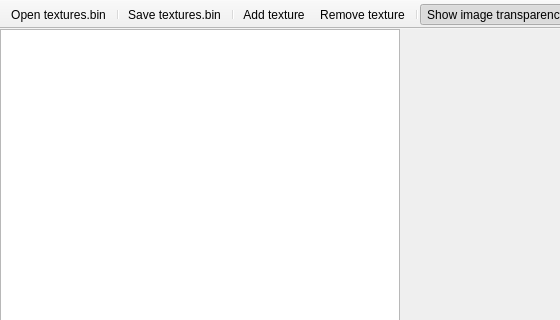
Old version of the form apps/MetroTEX/ui/mainwindow.ui in the repository NicksWorld/MetroTools; both pictures show x 0 to 560 and y 0 to 320 of the 1064 by 660 pixel window.
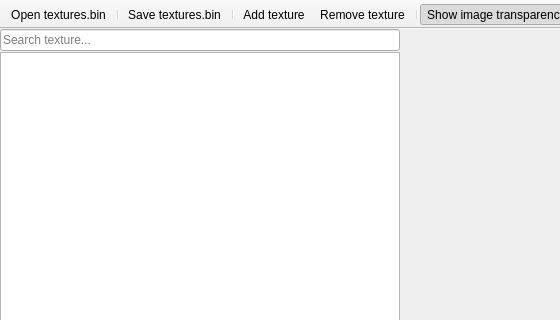
New version of the form. Icons and pictures are not drawn.

Commit message: * renamed MetroEX_QT to just MetroEX + added search to MetroTEX * fixed copy-paste for QtObjectPropertyBrowser

Diff of the .ui file:
```diff
--- a/apps/MetroTEX/ui/mainwindow.ui
+++ b/apps/MetroTEX/ui/mainwindow.ui
@@ -38,9 +38,9 @@
       <property name="childrenCollapsible">
        <bool>false</bool>
       </property>
-      <widget class="QListWidget" name="lstTextures">
+      <widget class="QWidget" name="panelList" native="true">
        <property name="sizePolicy">
-        <sizepolicy hsizetype="Preferred" vsizetype="Expanding">
+        <sizepolicy hsizetype="Expanding" vsizetype="Expanding">
          <horstretch>0</horstretch>
          <verstretch>0</verstretch>
         </sizepolicy>
@@ -57,9 +57,49 @@
          <height>16777215</height>
         </size>
        </property>
-       <property name="editTriggers">
-        <set>QAbstractItemView::NoEditTriggers</set>
-       </property>
+       <layout class="QVBoxLayout" name="verticalLayout">
+        <property name="spacing">
+         <number>1</number>
+        </property>
+        <property name="leftMargin">
+         <number>0</number>
+        </property>
+        <property name="topMargin">
+         <number>0</number>
+        </property>
+        <property name="rightMargin">
+         <number>0</number>
+        </property>
+        <property name="bottomMargin">
+         <number>0</number>
+        </property>
+        <item>
+         <widget class="QLineEdit" name="txtSearch">
+          <property name="toolTip">
+           <string>Search texture...</string>
+          </property>
+          <property name="placeholderText">
+           <string>Search texture...</string>
+          </property>
+          <property name="clearButtonEnabled">
+           <bool>true</bool>
+          </property>
+         </widget>
+        </item>
+        <item>
+         <widget class="QListWidget" name="lstTextures">
+          <property name="sizePolicy">
+           <sizepolicy hsizetype="Expanding" vsizetype="Expanding">
+            <horstretch>0</horstretch>
+            <verstretch>0</verstretch>
+           </sizepolicy>
+          </property>
+          <property name="editTriggers">
+           <set>QAbstractItemView::NoEditTriggers</set>
+          </property>
+         </widget>
+        </item>
+       </layout>
       </widget>
       <widget class="QWidget" name="widget" native="true">
        <property name="sizePolicy">
```
The commit also changes 5 other files.
